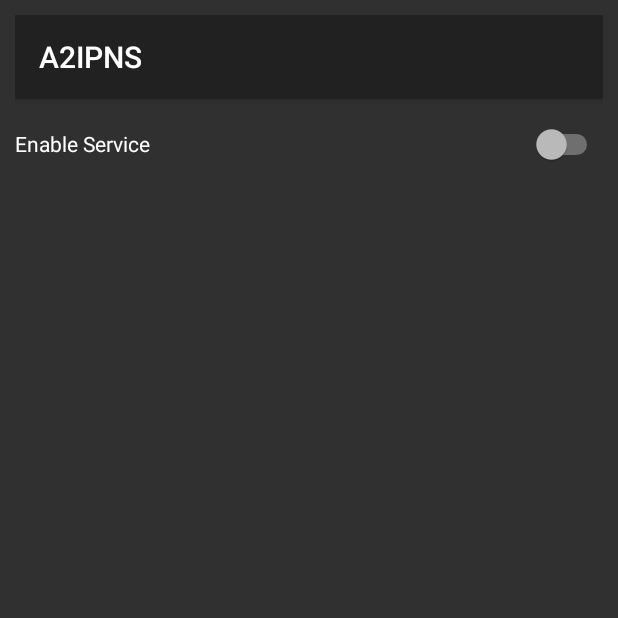
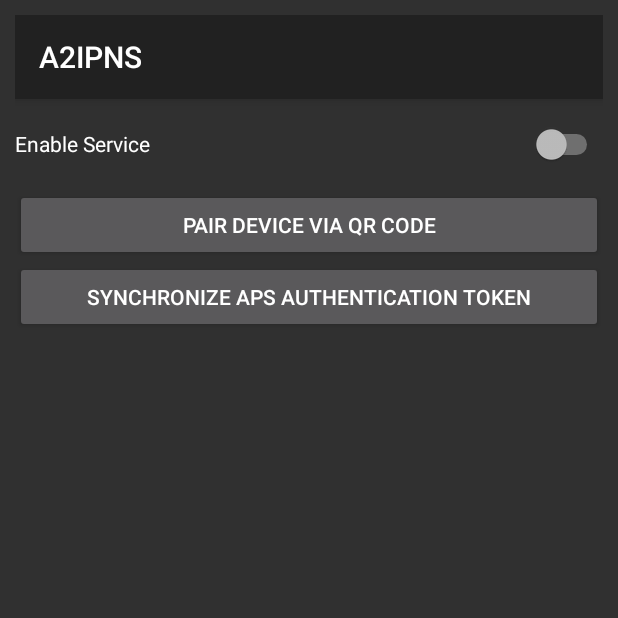
Before and after one commit to bi119aTe5hXk/A2IPNS, an Android app: the screen it shows after launch (MainActivity), on a phone screen of 412 x 824 dp, the top half of it. Run offline under Robolectric (Android 15) with nearby library versions, the phone set to English and light mode, and no system bars; our stand-ins replace Volley; 2 statements that could not run were skipped.

Commit message:
Added APS authentication token update feature

```diff
--- a/Android/app/build.gradle
+++ b/Android/app/build.gradle
@@ -25,12 +25,14 @@ android {
 
 dependencies {
     implementation fileTree(dir: 'libs', include: ['*.jar'])
-    implementation"org.jetbrains.kotlin:kotlin-stdlib-jdk7:$kotlin_version"
+    implementation "org.jetbrains.kotlin:kotlin-stdlib-jdk7:$kotlin_version"
     implementation 'androidx.appcompat:appcompat:1.0.2'
     implementation 'androidx.core:core-ktx:1.0.2'
     implementation 'androidx.constraintlayout:constraintlayout:1.1.3'
+    implementation 'androidx.preference:preference:1.1.0-rc01'
     testImplementation 'junit:junit:4.12'
     androidTestImplementation 'androidx.test:runner:1.2.0'
     androidTestImplementation 'androidx.test.espresso:espresso-core:3.2.0'
     implementation 'androidx.recyclerview:recyclerview:1.0.0'
+    implementation 'com.android.volley:volley:1.1.1'
 }
--- /dev/null
+++ b/Android/app/src/main/java/net/bi119ate5hxk/a2ipns/AppHelper.kt
@@ -0,0 +1,10 @@
+package net.bi119ate5hxk.a2ipns
+
+import android.content.SharedPreferences
+
+internal object AppHelper {
+    val NOTIFICATION_CHANNEL_ID = "net.bi119ate5hxk.a2ipns.notification"
+    val NOTIFICATION_ID = 1
+
+    var Settings: SharedPreferences? = null
+}
--- a/Android/app/src/main/java/net/bi119ate5hxk/a2ipns/MainActivity.kt
+++ b/Android/app/src/main/java/net/bi119ate5hxk/a2ipns/MainActivity.kt
@@ -1,18 +1,24 @@
 package net.bi119ate5hxk.a2ipns
 
-import android.content.BroadcastReceiver
-import android.content.Context
-import android.content.Intent
-import android.content.IntentFilter
+import android.content.*
 import androidx.appcompat.app.AppCompatActivity
 import android.os.Bundle
+import android.preference.PreferenceManager
 import android.provider.Settings
-import android.view.Menu
-import android.widget.CompoundButton
+import android.view.View
 import android.widget.Switch
+import android.widget.Toast
+import androidx.appcompat.app.AlertDialog
 import androidx.core.app.NotificationManagerCompat
 import androidx.recyclerview.widget.LinearLayoutManager
 import androidx.recyclerview.widget.RecyclerView
+import com.android.volley.Request
+import com.android.volley.Response
+import com.android.volley.toolbox.StringRequest
+import com.android.volley.toolbox.Volley
+import kotlinx.android.synthetic.main.activity_main.*
+import org.json.JSONObject
+import kotlin.collections.ArrayList
 
 class MainActivity : AppCompatActivity() {
 
@@ -26,28 +32,56 @@ class MainActivity : AppCompatActivity() {
 
         setSupportActionBar(findViewById(R.id.actionToolbar))
 
+        // Notification listener and receiver initialization
+        if (!isNotificationListenerEnabled(applicationContext)) {
+            openNotificationListenerSettings()
+        }
+
+        val filter = IntentFilter("net.bi119ate5hxk.a2ipns.NOTIFICATION_SERVICE")
+
+        registerReceiver(receiver, filter)
+
+        // App settings
+        AppHelper.Settings = PreferenceManager.getDefaultSharedPreferences(applicationContext)
+
         findViewById<Switch>(R.id.enableSwitch).setOnCheckedChangeListener { _, isChecked ->
-            if (isChecked) {
-                if (!isNotificationListenerEnabled(applicationContext)) {
-                    openNotificationListenerSettings()
-                }
+            if (isChecked && AppHelper.Settings!!.getString(getString(R.string.pref_key_device_token), null) == null) {
+                val builder = AlertDialog.Builder(this)
 
-                val filter = IntentFilter("net.bi119ate5hxk.a2ipns.NOTIFICATION_SERVICE")
+                builder.setTitle(R.string.alert_no_device_token_title)
+                    .setMessage(R.string.alert_no_device_token_message)
+                    .setPositiveButton(R.string.alert_button_yes, DialogInterface.OnClickListener { _, _ ->
 
-                registerReceiver(receiver, filter)
-            } else {
-                unregisterReceiver(receiver)
+                    })
+                    .setNegativeButton(R.string.alert_button_no, null)
+                    .create()
+            }
+
+            if (isChecked && AppHelper.Settings!!.getString(getString(R.string.pref_key_device_token), null) != null) {
+                val prefEditor = AppHelper.Settings!!.edit()
+
+                prefEditor.putBoolean(getString(R.string.pref_key_enable_service), isChecked)
+                    .commit()
+            } else if (isChecked) {
+                enableSwitch.isChecked = false
             }
         }
 
         initNotificationList()
+
+        // Update APS authentication token
+        updateAPSAuthToken()
     }
 
-    fun isNotificationListenerEnabled(context: Context): Boolean {
+    fun updateAPSAuthTokenAction(view: View) {
+        updateAPSAuthToken()
+    }
+
+    private fun isNotificationListenerEnabled(context: Context): Boolean {
         return NotificationManagerCompat.getEnabledListenerPackages(this).contains(context.packageName)
     }
 
-    fun openNotificationListenerSettings() {
+    private fun openNotificationListenerSettings() {
         if (android.os.Build.VERSION.SDK_INT >= android.os.Build.VERSION_CODES.LOLLIPOP_MR1) {
             startActivity(Intent(Settings.ACTION_NOTIFICATION_LISTENER_SETTINGS))
         } else {
@@ -64,6 +98,53 @@ class MainActivity : AppCompatActivity() {
         }
     }
 
+    private fun updateAPSAuthToken() {
+        mainLinearLayout.isEnabled = false
+
+        val queue = Volley.newRequestQueue(this)
+        val stringRequest =
+            StringRequest(Request.Method.GET, ExternalData.APSAuthTokenURL, Response.Listener<String> { response ->
+                val jsonObject = JSONObject(response)
+
+                if (jsonObject.getString("time") != AppHelper.Settings!!.getString(
+                        getString(R.string.pref_key_auth_token_update_date),
+                        null
+                    )
+                ) {
+                    val certData = jsonObject.getString("cert").split(":")
+                    val token =
+                        CryptoHelper.decrypt(certData[0], certData[1], certData[2], ExternalData.DecryptionSecret)
+
+                    val prefEditor = AppHelper.Settings!!.edit()
+
+                    prefEditor.putString(getString(R.string.pref_key_auth_token), token)
+                        .putString(
+                            getString(R.string.pref_key_auth_token_update_date),
+                            jsonObject.getString("time")
+                        )
+                        .commit()
+
+                    Toast.makeText(this, getString(R.string.toast_token_updated_message), Toast.LENGTH_SHORT)
+                        .show()
+                } else {
+                    Toast.makeText(
+                        this,
+                        getString(R.string.toast_token_no_need_to_update_message),
+                        Toast.LENGTH_SHORT
+                    )
+                        .show()
+                }
+            },
+                Response.ErrorListener {
+                    AlertDialog.Builder(this)
+                        .setMessage(R.string.alert_token_download_error_message)
+                        .setPositiveButton("OK", null)
+                        .show()
+                })
+
+        queue.add(stringRequest)
+    }
+
     inner class NotificationServiceReceiver : BroadcastReceiver() {
         override fun onReceive(context: Context?, intent: Intent?) {
             val item = intent?.getParcelableExtra<NotificationItem>("notification_item")
--- /dev/null
+++ b/Android/app/src/main/res/drawable/ic_notification.xml
@@ -0,0 +1,4 @@
+<?xml version="1.0" encoding="utf-8"?>
+<selector xmlns:android="http://schemas.android.com/apk/res/android">
+
+</selector>
--- a/Android/app/src/main/res/layout/activity_main.xml
+++ b/Android/app/src/main/res/layout/activity_main.xml
@@ -5,7 +5,8 @@
         xmlns:app="http://schemas.android.com/apk/res-auto"
         android:layout_width="match_parent"
         android:layout_height="match_parent"
-        tools:context=".MainActivity" android:orientation="vertical" android:layout_margin="10dp">
+        tools:context=".MainActivity" android:orientation="vertical" android:layout_margin="10dp"
+        android:id="@+id/mainLinearLayout">
     <androidx.appcompat.widget.Toolbar
             android:layout_width="match_parent"
             android:layout_height="wrap_content"
@@ -17,6 +18,14 @@
     <Switch
             android:layout_width="match_parent"
             android:layout_height="60dp" android:id="@+id/enableSwitch" android:text="@string/enable_switch_text"/>
+    <Button
+            android:layout_width="match_parent"
+            android:layout_height="wrap_content" android:id="@+id/pairButton"
+            android:text="@string/pair_device_button_text"/>
+    <Button
+            android:layout_width="match_parent"
+            android:layout_height="wrap_content" android:id="@+id/tokenSyncButton"
+            android:text="@string/sync_auth_token_button_text" android:onClick="updateAPSAuthTokenAction"/>
     <androidx.recyclerview.widget.RecyclerView
             android:layout_width="match_parent"
             android:layout_height="match_parent" android:id="@+id/notificationRecyclerView"/>
--- /dev/null
+++ b/Android/app/src/main/res/values/keys.xml
@@ -0,0 +1,7 @@
+<?xml version="1.0" encoding="utf-8"?>
+<resources>
+    <string name="pref_key_enable_service">EnableService</string>
+    <string name="pref_key_auth_token">AuthToken</string>
+    <string name="pref_key_auth_token_update_date">AuthTokenUpdateDate</string>
+    <string name="pref_key_device_token">DeviceToken</string>
+</resources>
--- a/Android/app/src/main/res/values/strings.xml
+++ b/Android/app/src/main/res/values/strings.xml
@@ -2,5 +2,24 @@
     <string name="app_name">A2IPNS</string>
     <string name="service_name">A2IPNS Notification Listener</string>
     <string name="enable_switch_text">Enable Service</string>
-    <string name="action_options_title">Options</string>
+    <string name="pair_device_button_text">Pair device via QR code</string>
+    <string name="sync_auth_token_button_text">Synchronize APS authentication token</string>
+
+    <string name="notification_channel_name">A2IPNS</string>
+    <string name="notification_channel_description">A2IPNS Notification Service</string>
+    <string name="notification_running_text">A2IPNS Notification Service is running background</string>
+
+    <string name="toast_token_updated_message">APS authentication token was updated successfully</string>
+    <string name="toast_token_no_need_to_update_message">APS authentication token is latest.\nNo need to update.</string>
+    <string name="alert_token_download_error_message">APS authentication token cannot be synchronized.\nCheck Internet
+        connection and synchronize authentication token again.
+    </string>
+
+    <string name="alert_button_yes">Yes</string>
+    <string name="alert_button_no">No</string>
+
+    <string name="alert_no_device_token_title">No Device Token Set</string>
+    <string name="alert_no_device_token_message">The paired device token is not set.\n\nDo you want to pair your iOS
+        device now?
+    </string>
 </resources>
```
Also changed, not shown: Android/app/src/main/AndroidManifest.xml (+8 -5 lines), Android/app/src/main/java/net/bi119ate5hxk/a2ipns/CryptoHelper.kt (added, +28 -0 lines), Android/app/src/main/java/net/bi119ate5hxk/a2ipns/NotificationListener.kt (+39 -0 lines), Android/app/src/main/res/values/arrays.xml (added, +12 -0 lines), 2 other files.
